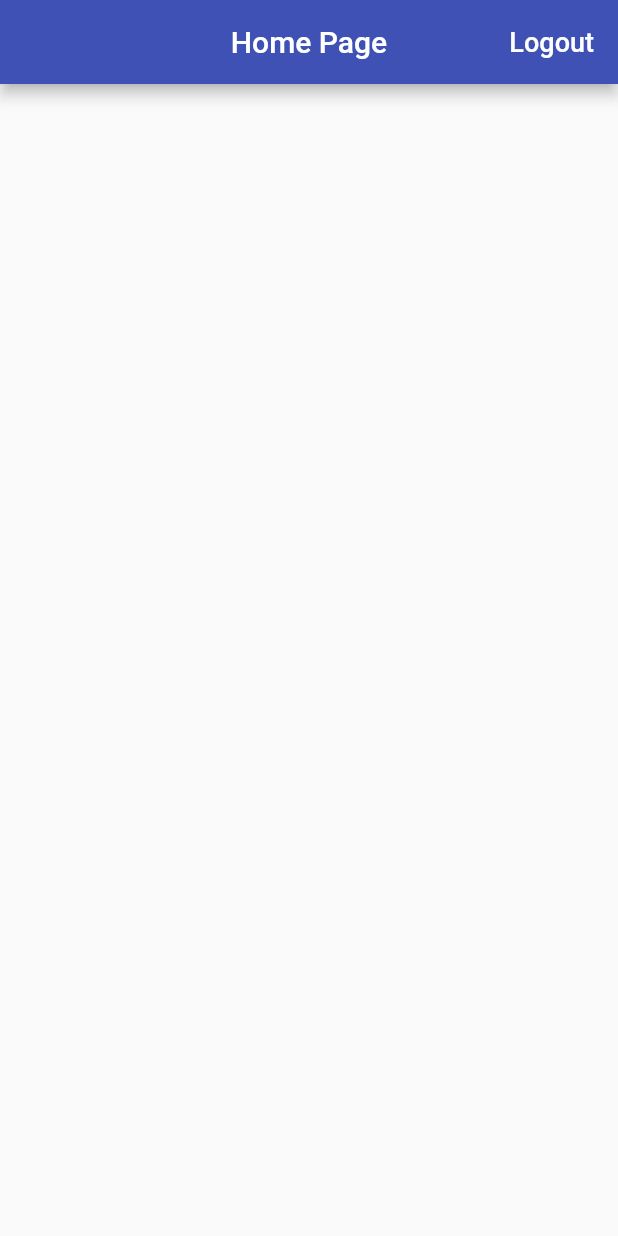
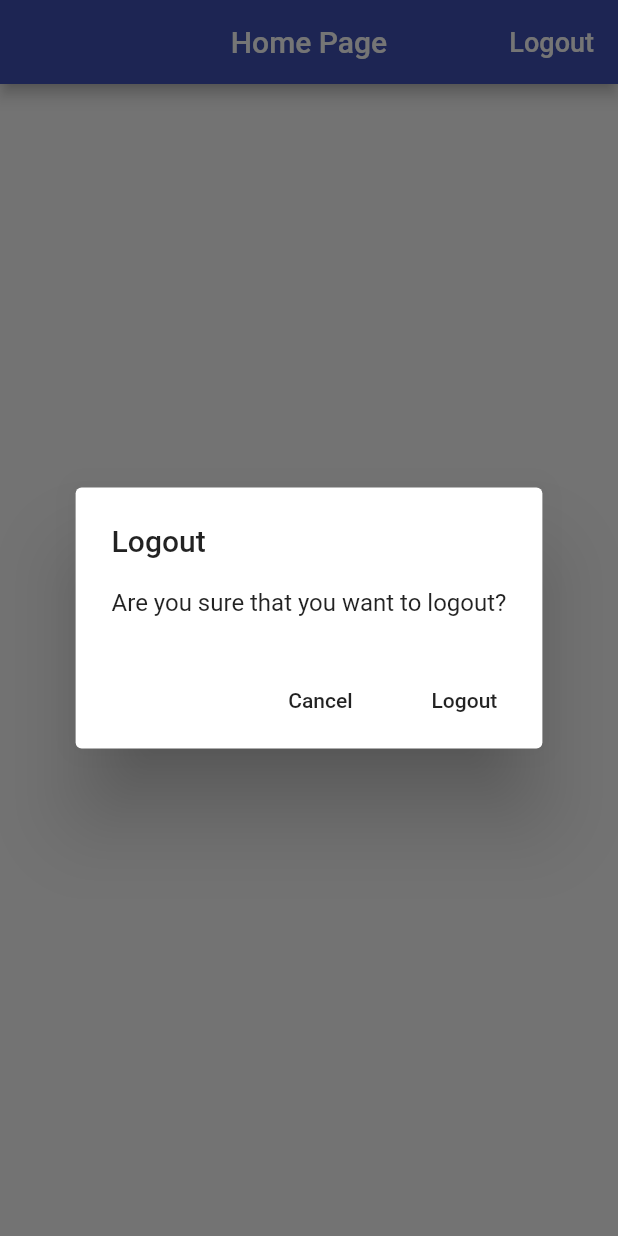
Before and after one commit to trixpower0240/time_tracker_flutter_course, a Flutter app: the screen it shows once a user with an empty profile is signed in, after a tap on "Logout", on a phone screen of 412 x 824 dp. Run offline on Flutter 3.47's test engine with Material 2 defaults, Android fonts, the phone set to English and light mode, and no system bars; our stand-ins replace firebase_auth, google_sign_in; accounts and stored records are empty.

Commit message:
End of section 12

```diff
--- a/lib/app/in/email_sign_in_form.dart
+++ b/lib/app/in/email_sign_in_form.dart
@@ -1,6 +1,7 @@
 import 'package:flutter/material.dart';
 import 'package:time_tracker_flutter_course/app/in/validators.dart';
 import 'package:time_tracker_flutter_course/common_widgets/from_submit_button.dart';
+import 'package:time_tracker_flutter_course/common_widgets/platform_alert_dialog.dart';
 import 'package:time_tracker_flutter_course/services/auth.dart';
 
 enum EmailSignInFormType { signIn, register }
@@ -42,7 +43,11 @@ class _EmailSignInFormState extends State<EmailSignInForm> {
       }
       Navigator.of(context).pop();
     } catch (e) {
-      print(e.toString());
+      PlatformAlertDialog(
+        title: 'Sign in failed',
+        content: e.toString(),
+        defaultActionText: 'OK',
+      ).show(context);
     } finally {
       setState(() {
         _isLoading = false;
--- a/lib/app/in/home_page.dart
+++ b/lib/app/in/home_page.dart
@@ -1,4 +1,5 @@
 import 'package:flutter/material.dart';
+import 'package:time_tracker_flutter_course/common_widgets/platform_alert_dialog.dart';
 import 'package:time_tracker_flutter_course/services/auth.dart';
 
 class HomePage extends StatelessWidget {
@@ -17,6 +18,18 @@ class HomePage extends StatelessWidget {
     }
   }
 
+  Future<void> _confirmSignOut(BuildContext context) async {
+    final didRequestSignOut = await PlatformAlertDialog(
+      title: 'Logout',
+      content: 'Are you sure that you want to logout?',
+      cancelActionText: 'Cancel',
+      defaultActionText: 'Logout',
+    ).show(context);
+    if (didRequestSignOut == true) {
+      _signOut();
+    }
+  }
+
   @override
   Widget build(BuildContext context) {
     return Scaffold(
@@ -29,7 +42,7 @@ class HomePage extends StatelessWidget {
               'Logout',
               style: TextStyle(fontSize: 18, color: Colors.white),
             ),
-            onPressed: _signOut,
+            onPressed: () => _confirmSignOut(context),
           ),
         ],
       ),
--- /dev/null
+++ b/lib/common_widgets/platform_alert_dialog.dart
@@ -0,0 +1,94 @@
+import 'dart:io';
+
+import 'package:flutter/material.dart';
+import 'package:flutter/cupertino.dart';
+import 'package:time_tracker_flutter_course/common_widgets/platform_widget.dart';
+
+class PlatformAlertDialog extends PlatformWidget {
+  PlatformAlertDialog(
+      {@required this.title,
+      @required this.content,
+      this.cancelActionText,
+      @required this.defaultActionText})
+      : assert(title != null),
+        assert(content != null),
+        assert(defaultActionText != null);
+
+  final String title;
+  final String content;
+  final String cancelActionText;
+  final String defaultActionText;
+
+  Future<bool> show(BuildContext context) async {
+    return Platform.isIOS
+        ? await showCupertinoDialog<bool>(
+            context: context,
+            builder: (context) => this,
+          )
+        : await showDialog<bool>(
+            context: context,
+            barrierDismissible: true,
+            builder: (context) => this,
+          );
+  }
+
+  @override
+  Widget buildCupertinoWidget(BuildContext context) {
+    return CupertinoAlertDialog(
+      title: Text(title),
+      content: Text(content),
+      actions: _buildActions(context),
+    );
+  }
+
+  @override
+  Widget buildMaterialWidget(BuildContext context) {
+    return AlertDialog(
+      title: Text(title),
+      content: Text(content),
+      actions: _buildActions(context),
+    );
+  }
+
+  List<Widget> _buildActions(BuildContext context) {
+    final actions = <Widget>[];
+    if (cancelActionText != null) {
+      actions.add(
+        PlatformAlertDialogActions(
+          child: Text(cancelActionText),
+          onPressed: () => Navigator.of(context).pop(false),
+        ),
+      );
+    }
+    actions.add(
+      PlatformAlertDialogActions(
+        child: Text(defaultActionText),
+        onPressed: () => Navigator.of(context).pop(true),
+      ),
+    );
+    return actions;
+  }
+}
+
+class PlatformAlertDialogActions extends PlatformWidget {
+  PlatformAlertDialogActions({this.child, this.onPressed});
+
+  final Widget child;
+  final VoidCallback onPressed;
+
+  @override
+  Widget buildCupertinoWidget(BuildContext context) {
+    return CupertinoDialogAction(
+      child: child,
+      onPressed: onPressed,
+    );
+  }
+
+  @override
+  Widget buildMaterialWidget(BuildContext context) {
+    return FlatButton(
+      child: child,
+      onPressed: onPressed,
+    );
+  }
+}
--- /dev/null
+++ b/lib/common_widgets/platform_widget.dart
@@ -0,0 +1,17 @@
+import 'dart:io';
+
+import 'package:flutter/material.dart';
+
+abstract class PlatformWidget extends StatelessWidget {
+  Widget buildCupertinoWidget(BuildContext context);
+
+  Widget buildMaterialWidget(BuildContext context);
+
+  @override
+  Widget build(BuildContext context) {
+    if (Platform.isIOS) {
+      return buildCupertinoWidget(context);
+    }
+    return buildMaterialWidget(context);
+  }
+}
```
